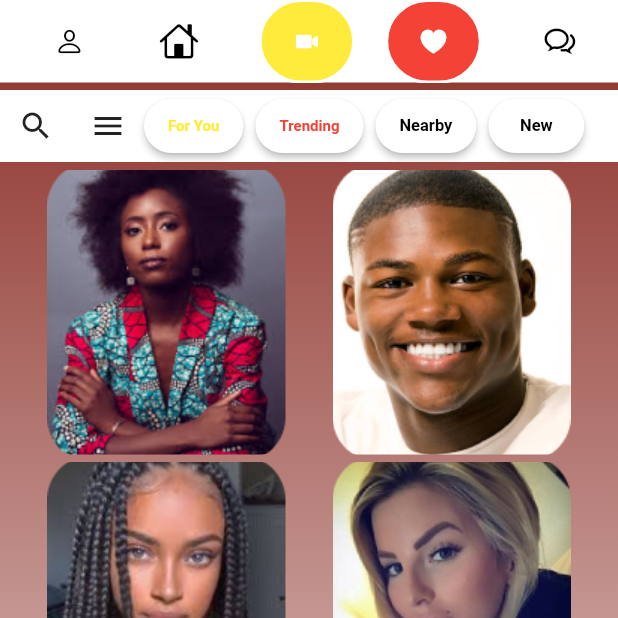
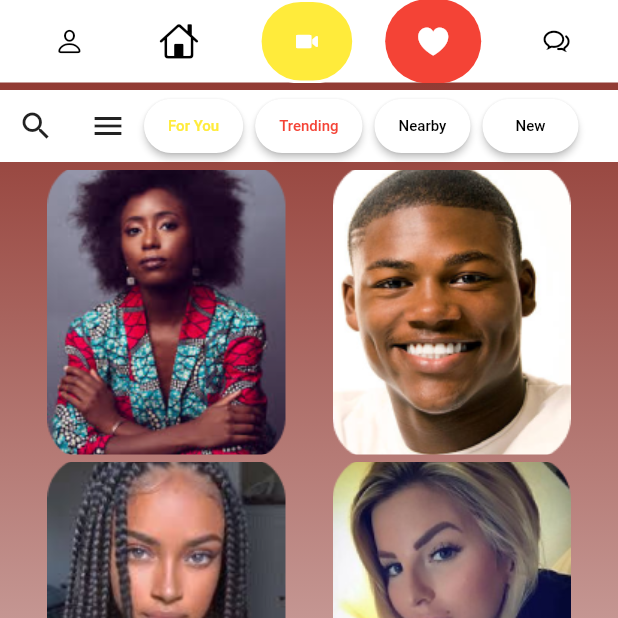
Before and after one commit to talhanaeem347/Poly-PlayGround, a Flutter app: the Home screen opened by its route, on a phone screen of 412 x 824 dp, the top half of it. Run offline on Flutter 3.47's test engine with Material 2 defaults, Android fonts, the phone set to English and light mode, and no system bars.

Commit message:
Screen adjestment

```diff
--- a/lib/Home.dart
+++ b/lib/Home.dart
@@ -1,5 +1,6 @@
 import 'package:flutter/material.dart';
 import 'package:flutter/cupertino.dart';
+import 'custom.dart';
 
 class Home extends StatelessWidget {
   const Home({super.key});
@@ -85,39 +86,60 @@ class Home extends StatelessWidget {
                       ),
                     ),
                     const SizedBox(width: 20),
-                    Container(
-                      decoration: BoxDecoration(
-                        border: Border.all(color: Colors.white, width: 2),
-                        borderRadius: BorderRadius.circular(100),
-
+                    // Container(
+                    //   decoration: BoxDecoration(
+                    //     border: Border.all(color: Colors.white, width: 2),
+                    //     borderRadius: BorderRadius.circular(100),
+                    //     color: Colors.red,
+                    //   ),
+                    //   child: CupertinoButton(
+                    //     child: const Icon(
+                    //       CupertinoIcons.heart_solid,
+                    //       color: Colors.white,
+                    //
+                    //     ),
+                    //     onPressed: () {
+                    //       // Navigate to the like page
+                    //     },
+                    //   ),
+                    // ),
+                    MyIconButton(
                       color: Colors.red,
-                      ),
-                      child: CupertinoButton(
-                        child: const Icon(
+                      icon: const Icon(
                         CupertinoIcons.heart_solid,
                         color: Colors.white,
-
+                        size: 24,
                       ),
                       onPressed: () {
                         // Navigate to the like page
                       },
                     ),
-                    ),
                     const SizedBox(width: 20),
-                    Container(
-                      decoration: BoxDecoration(
-
-                        borderRadius: BorderRadius.circular(20),
-                      ),
-                      child: CupertinoButton(
-                        child: const Icon(
-                          CupertinoIcons.chat_bubble_2,
-                          color: Colors.black,
-                          size: 24,
-                        ),
+                    // Container(
+                    //   decoration: BoxDecoration(
+                    //
+                    //     borderRadius: BorderRadius.circular(20),
+                    //   ),
+                    //   child: CupertinoButton(
+                    //     child: const Icon(
+                    //       CupertinoIcons.chat_bubble_2,
+                    //       color: Colors.black,
+                    //       size: 24,
+                    //     ),
+                    //     onPressed: () {
+                    //       // Navigate to the chat/messaging page
+                    //     },
+                    //   ),
+                    // ),
+                    MyIconButton(
+                      color: Colors.white,
                       onPressed: () {
                         // Navigate to the chat/messaging page
                       },
+                      borderRadius: 20,
+                      icon: const Icon(
+                        CupertinoIcons.chat_bubble_2,
+                        color: Colors.black,
                       ),
                     ),
                   ],
@@ -146,91 +168,23 @@ class Home extends StatelessWidget {
                   // Add your menu functionality here
                 },
               ),
-              ElevatedButton(
-                onPressed: () {
-                  // Add your "For You" button functionality here
-                },
-                style: ElevatedButton.styleFrom(
-                 backgroundColor: Colors.white,
-                  foregroundColor: Colors.black,
-                  shape: RoundedRectangleBorder(
-                    borderRadius: BorderRadius.circular(18.0),
-                    side: const BorderSide(color: Colors.transparent),
-                  ),
-                ),
-                child: const Text(
-                  "For You",
-                  style: TextStyle(
-                    fontSize: 10,
-                    color: Colors.yellow,
-                    fontWeight: FontWeight.bold,
-                  ),
+              const CustomButton(child: CustomText(
+                text:"For You",color: Colors.yellow,fontSize: 10,
               ),
               ),
               const SizedBox(width: 8.0),
-              ElevatedButton(
-                onPressed: () {
-                  // Add your "Trending" button functionality here
-                },
-                style: ElevatedButton.styleFrom(
-                  backgroundColor: Colors.white,
-                  foregroundColor: Colors.black,
-                  shape: RoundedRectangleBorder(
-                    borderRadius: BorderRadius.circular(18.0),
-                    side: const BorderSide(color: Colors.transparent),
-                  ),
-                ),
-                child: const Text(
-                  "Trending",
-                  style: TextStyle(
-                    fontSize: 10,
-                    color: Colors.red,
-                    fontWeight: FontWeight.w700,
-                  ),
+              const CustomButton(child: CustomText(
+                text:"Trending",color: Colors.red,fontSize: 10,
               ),
               ),
               const SizedBox(width: 8.0),
-              ElevatedButton(
-                onPressed: () {
-                  // Add your "Nearby" button functionality here
-                },
-                style: ElevatedButton.styleFrom(
-                  backgroundColor: Colors.white,
-                  foregroundColor: Colors.black,
-                  shape: RoundedRectangleBorder(
-                    borderRadius: BorderRadius.circular(18.0),
-                    side: const BorderSide(color: Colors.transparent),
-                  ),
-                ),
-                child: const Text(
-                  "Nearby",
-                  style: TextStyle(
-                    fontSize: 11,
-                    color: Colors.black,
-                    fontWeight: FontWeight.bold,
-                  ),
+              const CustomButton(child: CustomText(
+                text:"Nearby",color: Colors.black,fontSize: 10,
               ),
               ),
               const SizedBox(width: 8.0),
-              ElevatedButton(
-                onPressed: () {
-                  // Add your "New" button functionality here
-                },
-                style: ElevatedButton.styleFrom(
-                  backgroundColor: Colors.white,
-                  foregroundColor: Colors.black,
-                  shape: RoundedRectangleBorder(
-                    borderRadius: BorderRadius.circular(18.0),
-                    side: const BorderSide(color: Colors.transparent),
-                  ),
-                ),
-                child: const Text(
-                  "New",
-                  style: TextStyle(
-                    fontSize: 11,
-                    color: Colors.black,
-                    fontWeight: FontWeight.bold,
-                  ),
+              const CustomButton(child: CustomText(
+                text:"New",color: Colors.black,fontSize: 10,
               ),
               ),
             ],
--- a/lib/chat2.dart
+++ b/lib/chat2.dart
@@ -1,4 +1,4 @@
-import 'package:calculator/chats.dart';
+import 'package:poly_playground/chats.dart';
 import 'package:flutter/material.dart';
 
 class chat2 extends StatelessWidget {
--- a/lib/chats.dart
+++ b/lib/chats.dart
@@ -1,4 +1,4 @@
-import 'package:calculator/chat2.dart';
+import 'package:poly_playground/chat2.dart';
 import 'package:flutter/material.dart';
 import 'package:flutter/cupertino.dart';
 
--- a/lib/custom.dart
+++ b/lib/custom.dart
@@ -0,0 +1,154 @@
+import 'package:flutter/cupertino.dart';
+import 'package:flutter/material.dart';
+
+class InputField extends StatelessWidget {
+  final String hint;
+  final Icon icon;
+  final FontWeight fontWeight;
+
+  const InputField({
+    super.key,
+    required this.hint,
+    required this.icon,
+    this.fontWeight = FontWeight.w500,
+  });
+
+  @override
+  Widget build(BuildContext context) {
+    return Container(
+      decoration: const BoxDecoration(
+        borderRadius: BorderRadius.all(Radius.circular(20)),
+        color: Colors.white,
+      ),
+      child: TextField(
+        decoration: InputDecoration(
+          labelStyle: TextStyle(color: Colors.black, fontWeight: fontWeight),
+          labelText: hint,
+          prefixIcon: icon,
+          prefixIconColor: Colors.black,
+          border: InputBorder.none,
+          contentPadding: const EdgeInsets.all(7),
+        ),
+      ),
+    );
+  }
+}
+
+class CustomButton extends StatelessWidget {
+  final Widget child;
+  final double height;
+  final double width;
+  final Color color;
+  final FontWeight fontWeight;
+  final Color background;
+  final Color foreground;
+
+  const CustomButton({
+    super.key,
+    required this.child,
+    this.fontWeight = FontWeight.w500,
+    this.width = 120,
+    this.height = 50,this.color=const  Color(0xFFFFFFFF),
+    this.background = Colors.white,
+    this.foreground = Colors.black,
+  });
+
+  @override
+  Widget build(BuildContext context) {
+    return Container(
+      child: ElevatedButton(
+        onPressed: () {},
+        child: child,
+        style: ElevatedButton.styleFrom(
+          //minimumSize: Size(width, height),
+          backgroundColor:  color,
+          shape: RoundedRectangleBorder(
+            borderRadius: BorderRadius.circular(18.0),
+            side: const BorderSide(color: Colors.transparent),
+          ),
+        ),
+      ),
+    );
+  }
+}
+
+class MyGradient extends StatelessWidget {
+  final Widget child;
+  const MyGradient({super.key,required this.child,});
+
+  @override
+  Widget build(BuildContext context) {
+    return Container(
+      decoration: const BoxDecoration(
+        gradient: LinearGradient(
+          begin: Alignment.topCenter,
+          end: Alignment.bottomCenter,
+          colors: [Color(0xFF8A2D25), Color(0xFFFFFFFF)],
+        ),
+      ),
+      child: child,
+    );
+  }
+}
+
+class CustomText extends StatelessWidget {
+  final String text;
+  final Color color;
+  final bool  uppercase;
+  final int fontSize;
+  const CustomText({super.key,this.color=Colors.white,this.uppercase=false,this.text = "Login With Google",this.fontSize=16});
+
+  @override
+  Widget build(BuildContext context) {
+    return  Text(uppercase? text.toUpperCase():text ,
+
+      style: TextStyle(
+        color:color,
+        fontSize: fontSize.toDouble(),
+
+      ),
+    );
+  }
+}
+class MyIconButton extends StatelessWidget {
+   final Color color;
+   final   Widget icon;
+   final  Function onPressed ;
+   final double borderRadius;
+    final bool isBorder;
+
+  const MyIconButton({
+    super.key,
+    required this.color,
+    this.icon = const Icon(
+      CupertinoIcons.heart_solid,
+      color: Colors.white,
+    )
+    ,required this.onPressed
+    ,this.borderRadius=100,
+    this.isBorder =false
+
+
+  });
+
+  @override
+  Widget build(BuildContext context) {
+    return Container(
+      decoration: BoxDecoration(
+        border: isBorder ?  Border.all(color: Colors.white, width: 2) : null,
+        borderRadius: BorderRadius.circular(borderRadius),
+        color: color,
+      ),
+      child: CupertinoButton(
+        // child: const Icon(
+        //   // CupertinoIcons.heart_solid,
+        //
+        //   color: Colors.white,
+        //
+        // ),
+        child: icon,
+        onPressed: () => onPressed,
+      ),
+    );
+  }
+}
--- a/lib/main.dart
+++ b/lib/main.dart
@@ -1,4 +1,5 @@
 import 'Home.dart';
+import 'package:poly_playground/chats.dart';
 import 'Settings.dart';
 import 'chats.dart';
 import 'Notifications.dart';
```
Lines whose indentation alone changed are shown as unchanged.
